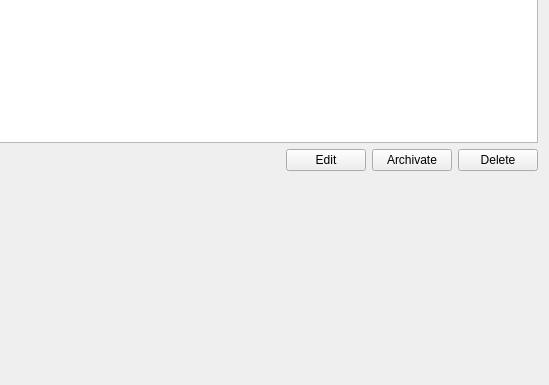
This is ui_templates/files/album_info_page.ui in IliaSuponeff/QWhiteBoard as Qt 5 draws it before an edit; both pictures show x 142 to 691 and y 198 to 583 of the 691 by 583 pixel window. The edited form follows.
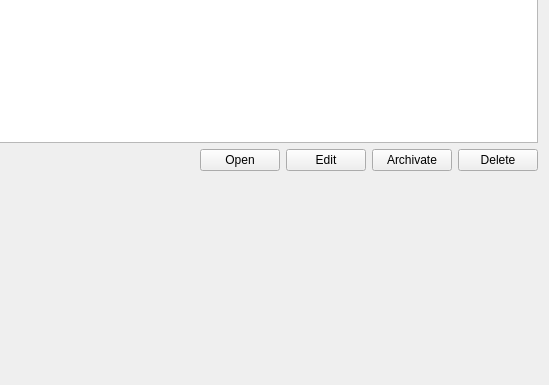
This is the edited form.

What changed in the file:
```diff
--- a/ui_templates/files/album_info_page.ui
+++ b/ui_templates/files/album_info_page.ui
@@ -10,6 +10,12 @@
     <height>583</height>
    </rect>
   </property>
+  <property name="maximumSize">
+   <size>
+    <width>16777215</width>
+    <height>16777215</height>
+   </size>
+  </property>
   <property name="windowTitle">
    <string>Form</string>
   </property>
@@ -201,6 +207,13 @@
        </property>
       </spacer>
      </item>
+     <item>
+      <widget class="QPushButton" name="open_album_btn">
+       <property name="text">
+        <string>Open</string>
+       </property>
+      </widget>
+     </item>
      <item>
       <widget class="QPushButton" name="edit_album_btn">
        <property name="text">
```
